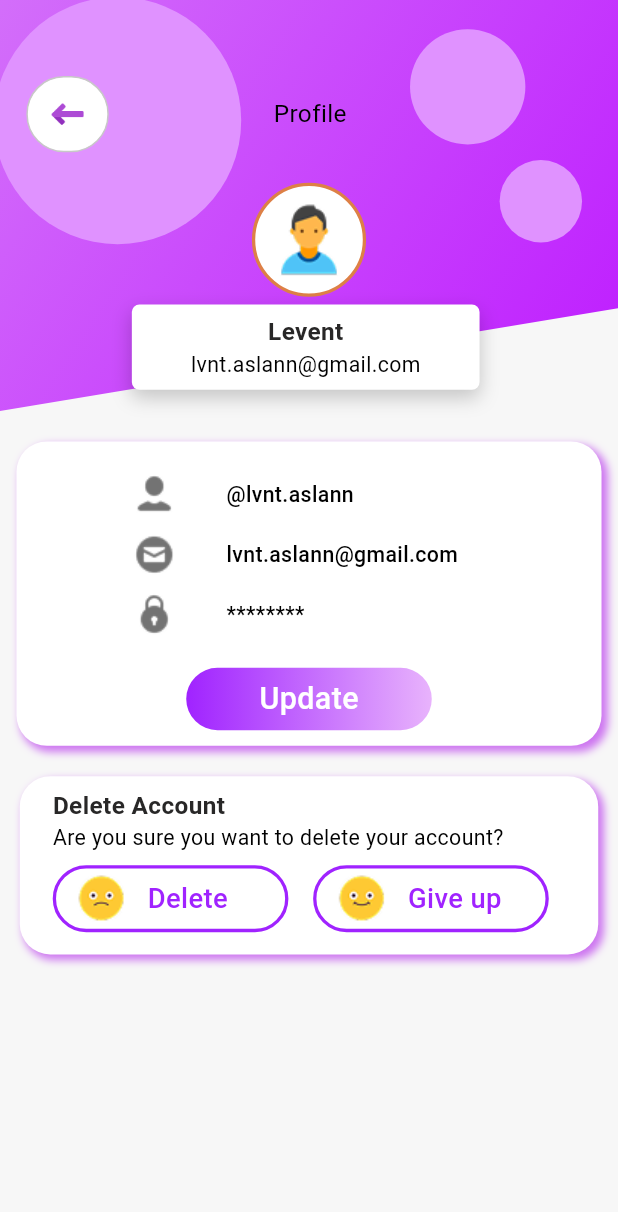
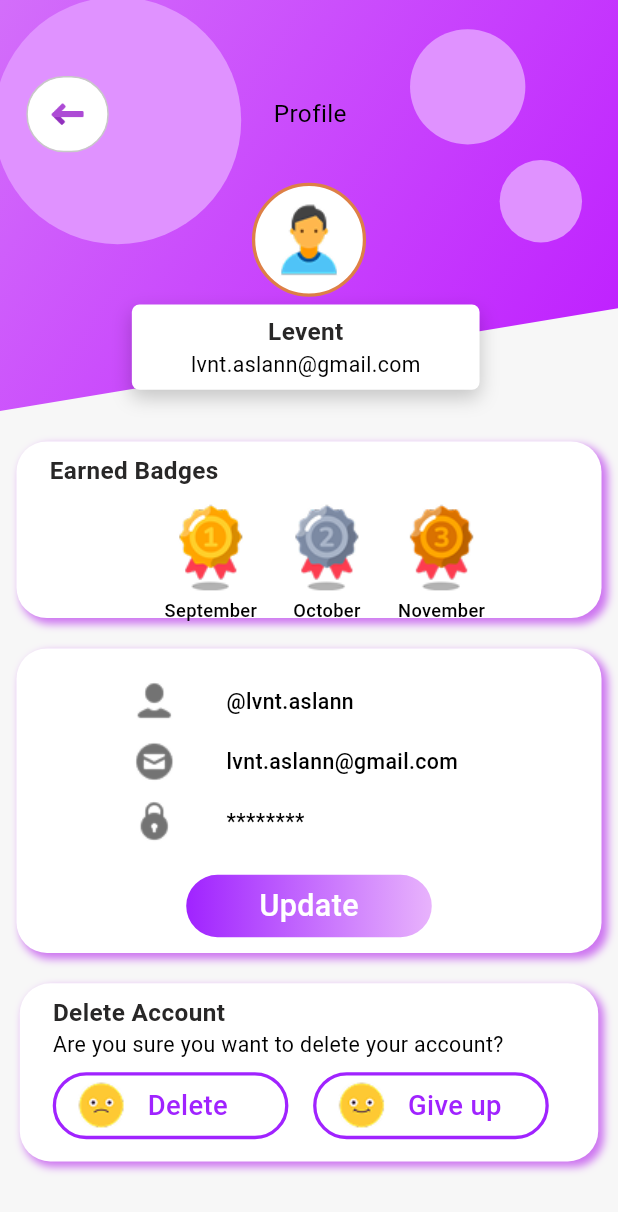
Before and after one commit to bbclubspace/cerebria, a Flutter app: the ProfilePage screen opened by its route, on a phone screen of 412 x 824 dp. Shown: the top 1212 px of the screen. Run offline on Flutter 3.47's test engine with Material 3 defaults, Android fonts, the phone set to English and light mode, and no system bars; our stand-ins replace bloc, flutter_bloc, flutter_screenutil, flutter_svg, syncfusion_flutter_calendar.

Commit message:
feat: add earned badges card

```diff
--- a/lib/features/profile/presentation/pages/profile_page.dart
+++ b/lib/features/profile/presentation/pages/profile_page.dart
@@ -2,6 +2,7 @@ import 'package:flutter/material.dart';
 import 'package:flutter_screenutil/flutter_screenutil.dart';
 import '../../../../core/themes/app_colors.dart';
 import '../widgets/delete_account_card.dart';
+import '../widgets/earned_badges.dart';
 import '../widgets/profile_header.dart';
 import '../widgets/profile_info_card.dart';
 
@@ -11,13 +12,20 @@ class ProfilePage extends StatelessWidget {
   @override
   Widget build(BuildContext context) {
     final appColors = AppColors(isDarkMode: false);
-
+    final months = ["September", "October", "November"];
+    final badges = [
+      "assets/ranking-page-icon/first.png",
+      "assets/ranking-page-icon/second.png",
+      "assets/ranking-page-icon/third.png"
+    ];
     return Scaffold(
       backgroundColor: appColors.profile.pageBgColor,
       body: Column(
         mainAxisAlignment: MainAxisAlignment.start,
         children: [
           ProfileHeader(appColors: appColors),
+          SizedBox(height: 20.h),
+          EarnedBadges(appColors: appColors, months: months, badges: badges),
           SizedBox(height: 20.h),
           ProfileInfoCard(appColors: appColors),
           SizedBox(height: 20.h),
--- /dev/null
+++ b/lib/features/profile/presentation/widgets/earned_badges.dart
@@ -0,0 +1,87 @@
+import 'package:flutter/material.dart';
+import 'package:flutter_screenutil/flutter_screenutil.dart';
+
+import '../../../../core/themes/app_colors.dart';
+import '../../../../core/utils/font_size.dart';
+
+class EarnedBadges extends StatelessWidget {
+  const EarnedBadges({
+    super.key,
+    required this.appColors,
+    required this.months,
+    required this.badges,
+  });
+
+  final AppColors appColors;
+  final List<String> months;
+  final List<String> badges;
+
+  @override
+  Widget build(BuildContext context) {
+    return Container(
+      width: 355.w,
+      height: 116.h,
+      decoration: BoxDecoration(
+        borderRadius: BorderRadius.circular(20.r),
+        color: appColors.profile.containerBgColor,
+        boxShadow: [
+          BoxShadow(
+            color: appColors.profile.containerShadowColor,
+            blurRadius: 4.r,
+            spreadRadius: 0.5.r,
+            offset: Offset(3.w, 3.h),
+          ),
+        ],
+      ),
+      child: Padding(
+        padding: EdgeInsets.only(top: 8.h, left: 20.w),
+        child: Column(
+          mainAxisAlignment: MainAxisAlignment.start,
+          crossAxisAlignment: CrossAxisAlignment.start,
+          children: [
+            _cardTitleText(),
+            SizedBox(height: 8.h),
+            Row(
+              mainAxisAlignment: MainAxisAlignment.center,
+              children: [
+                _badgesDetailCard(months[0], badges[0]),
+                SizedBox(width: 15.w),
+                _badgesDetailCard(months[1], badges[1]),
+                SizedBox(width: 15.w),
+                _badgesDetailCard(months[2], badges[2]),
+              ],
+            ),
+          ],
+        ),
+      ),
+    );
+  }
+
+  Text _cardTitleText() {
+    return Text(
+      "Earned Badges",
+      style: TextStyle(
+        color: appColors.profile.pagePrimaryTextColor,
+        fontSize: AppFontSizes.s16,
+        fontWeight: FontWeight.w600,
+      ),
+    );
+  }
+
+  Column _badgesDetailCard(String month, String badge) {
+    return Column(
+      children: [
+        Image.asset(badge),
+        SizedBox(height: 4.h),
+        Text(
+          month,
+          style: TextStyle(
+            color: appColors.profile.pageSubtextColor,
+            fontSize: AppFontSizes.s12,
+            fontWeight: FontWeight.w500,
+          ),
+        ),
+      ],
+    );
+  }
+}
```
